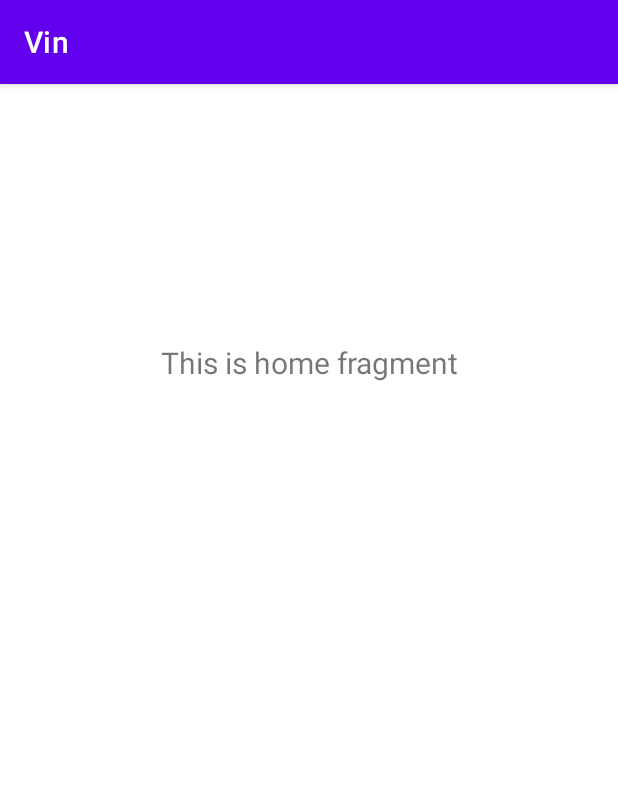
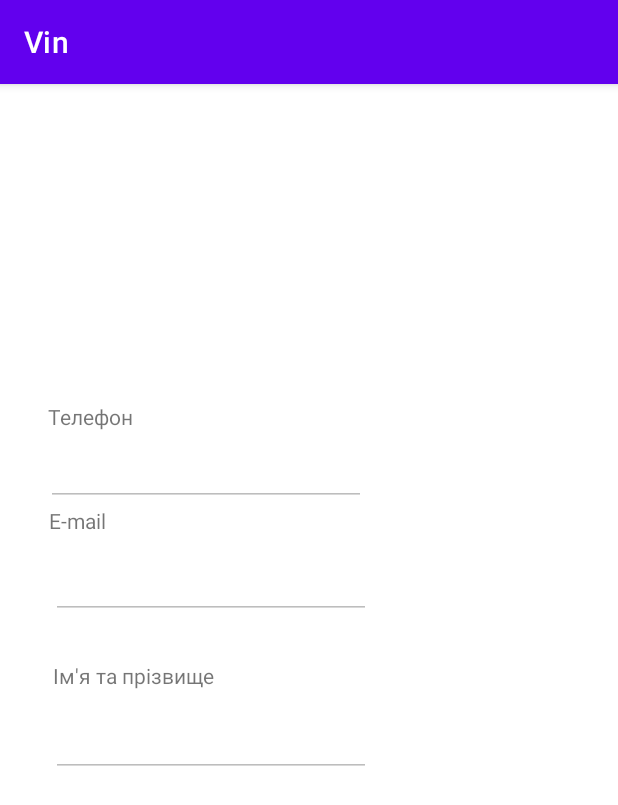
Before and after one commit to Vindener/Vin_App, an Android app: the fragment ProfileFragment shown on its own in the app's theme, on a phone screen of 412 x 824 dp. Shown: the top 805 px of the screen. Run offline under Robolectric (Android 15) with nearby library versions, the phone set to English and light mode, and no system bars.

Commit message:
Added Profile

```diff
--- a/app/src/main/java/com/example/vin/ui/home/ProfileFragment.java
+++ b/app/src/main/java/com/example/vin/ui/profile/ProfileFragment.java
@@ -1,14 +1,19 @@
-package com.example.vin.ui.home;
+package com.example.vin.ui.profile;
 
+import android.content.SharedPreferences;
 import android.os.Bundle;
 import android.view.LayoutInflater;
 import android.view.View;
 import android.view.ViewGroup;
+import android.widget.EditText;
 import android.widget.TextView;
 
 import androidx.annotation.NonNull;
 import androidx.fragment.app.Fragment;
 import androidx.lifecycle.ViewModelProvider;
+
+import android.content.Context;
+import android.content.SharedPreferences;
 
 import com.example.vin.databinding.FragmentProfileBinding;
 
@@ -24,8 +29,24 @@ public class ProfileFragment extends Fragment {
         binding = FragmentProfileBinding.inflate(inflater, container, false);
         View root = binding.getRoot();
 
-        final TextView textView = binding.textHome;
-        profileViewModel.getText().observe(getViewLifecycleOwner(), textView::setText);
+      //  final TextView textView = binding.textHome;
+    //    profileViewModel.getText().observe(getViewLifecycleOwner(), textView::setText);
+
+        SharedPreferences sharedPreferences = requireContext().getSharedPreferences("MyPrefs", Context.MODE_PRIVATE);
+        String email_ = sharedPreferences.getString("email","");
+        String phone_ = sharedPreferences.getString("phone","");
+        String name_ = sharedPreferences.getString("name","");
+
+        final EditText email = binding.UserEmail;
+        email.setText(email_);
+
+        final EditText phone = binding.UserPhone;
+        phone.setText(phone_);
+
+        final EditText name = binding.UserName;
+        name.setText(name_);
+
+
         return root;
     }
 
--- a/app/src/main/java/com/example/vin/ui/home/ProfileViewModel.java
+++ b/app/src/main/java/com/example/vin/ui/profile/ProfileViewModel.java
@@ -1,4 +1,4 @@
-package com.example.vin.ui.home;
+package com.example.vin.ui.profile;
 
 import androidx.lifecycle.LiveData;
 import androidx.lifecycle.MutableLiveData;
--- a/app/src/main/res/layout/fragment_profile.xml
+++ b/app/src/main/res/layout/fragment_profile.xml
@@ -4,38 +4,91 @@
     xmlns:tools="http://schemas.android.com/tools"
     android:layout_width="match_parent"
     android:layout_height="match_parent"
-    tools:context=".ui.home.ProfileFragment">
+    tools:context=".ui.profile.ProfileFragment">
 
     <TextView
-        android:id="@+id/text_home"
+        android:id="@+id/textView"
         android:layout_width="match_parent"
         android:layout_height="wrap_content"
-        android:layout_marginStart="8dp"
-        android:layout_marginTop="8dp"
-        android:layout_marginEnd="8dp"
-        android:textAlignment="center"
-        android:textSize="20sp"
-        app:layout_constraintBottom_toBottomOf="parent"
+        android:layout_marginStart="32dp"
+        android:layout_marginTop="212dp"
+        android:layout_marginEnd="321dp"
+        android:text="Телефон"
         app:layout_constraintEnd_toEndOf="parent"
         app:layout_constraintHorizontal_bias="0.0"
         app:layout_constraintStart_toStartOf="parent"
-        app:layout_constraintTop_toTopOf="parent"
-        app:layout_constraintVertical_bias="0.224" />
+        app:layout_constraintTop_toTopOf="parent" />
+
+    <EditText
+        android:id="@+id/UserPhone"
+        android:layout_width="wrap_content"
+        android:layout_height="wrap_content"
+        android:layout_marginStart="32dp"
+        android:layout_marginTop="2dp"
+        android:layout_marginEnd="169dp"
+        android:ems="10"
+        android:enabled="false"
+        android:inputType="text"
+        android:minHeight="48dp"
+        android:text="Name"
+        app:layout_constraintEnd_toEndOf="parent"
+        app:layout_constraintStart_toStartOf="parent"
+        app:layout_constraintTop_toBottomOf="@+id/textView" />
 
     <TextView
-        android:id="@+id/text_home2"
-        android:layout_width="match_parent"
+        android:id="@+id/textView5"
+        android:layout_width="wrap_content"
         android:layout_height="wrap_content"
-        android:layout_marginStart="8dp"
+        android:layout_marginStart="32dp"
+        android:layout_marginEnd="341dp"
+        android:text="E-mail"
+        app:layout_constraintEnd_toEndOf="parent"
+        app:layout_constraintStart_toStartOf="parent"
+        app:layout_constraintTop_toBottomOf="@+id/UserPhone" />
+
+    <EditText
+        android:id="@+id/UserEmail"
+        android:layout_width="wrap_content"
+        android:layout_height="wrap_content"
+        android:layout_marginStart="34dp"
         android:layout_marginTop="8dp"
-        android:layout_marginEnd="8dp"
-        android:textAlignment="center"
-        android:textSize="20sp"
-        app:layout_constraintBottom_toBottomOf="parent"
+        android:layout_marginEnd="167dp"
+        android:ems="10"
+        android:enabled="false"
+        android:inputType="text"
+        android:minHeight="48dp"
+        android:text="Name"
         app:layout_constraintEnd_toEndOf="parent"
         app:layout_constraintHorizontal_bias="0.0"
         app:layout_constraintStart_toStartOf="parent"
-        app:layout_constraintTop_toTopOf="parent"
-        app:layout_constraintVertical_bias="0.343" />
+        app:layout_constraintTop_toBottomOf="@+id/textView5" />
+
+    <TextView
+        android:id="@+id/textView8"
+        android:layout_width="wrap_content"
+        android:layout_height="wrap_content"
+        android:layout_marginStart="35dp"
+        android:layout_marginTop="28dp"
+        android:layout_marginEnd="269dp"
+        android:text="Ім'я та прізвище"
+        app:layout_constraintEnd_toEndOf="parent"
+        app:layout_constraintStart_toStartOf="parent"
+        app:layout_constraintTop_toBottomOf="@+id/UserEmail" />
+
+    <EditText
+        android:id="@+id/UserName"
+        android:layout_width="wrap_content"
+        android:layout_height="wrap_content"
+        android:layout_marginStart="35dp"
+        android:layout_marginTop="10dp"
+        android:layout_marginEnd="166dp"
+        android:ems="10"
+        android:enabled="false"
+        android:inputType="text"
+        android:minHeight="48dp"
+        android:text="Name"
+        app:layout_constraintEnd_toEndOf="parent"
+        app:layout_constraintStart_toStartOf="parent"
+        app:layout_constraintTop_toBottomOf="@+id/textView8" />
 
 </androidx.constraintlayout.widget.ConstraintLayout>
--- a/app/src/main/res/navigation/mobile_navigation.xml
+++ b/app/src/main/res/navigation/mobile_navigation.xml
@@ -24,7 +24,7 @@
 
     <fragment
         android:id="@+id/nav_profile"
-        android:name="com.example.vin.ui.home.ProfileFragment"
+        android:name="com.example.vin.ui.profile.ProfileFragment"
         android:label="Profile"
         tools:layout="@layout/fragment_profile" />
 
--- a/app/src/main/res/values/strings.xml
+++ b/app/src/main/res/values/strings.xml
@@ -22,4 +22,8 @@
     <!-- TODO: Remove or change this placeholder text -->
     <string name="hello_blank_fragment">Введіть підтвердження</string>
 
+
+<!--    IP Server -->
+    <string name="ip_server">http://192.168.0.51:5000</string>
+
 </resources>
```
